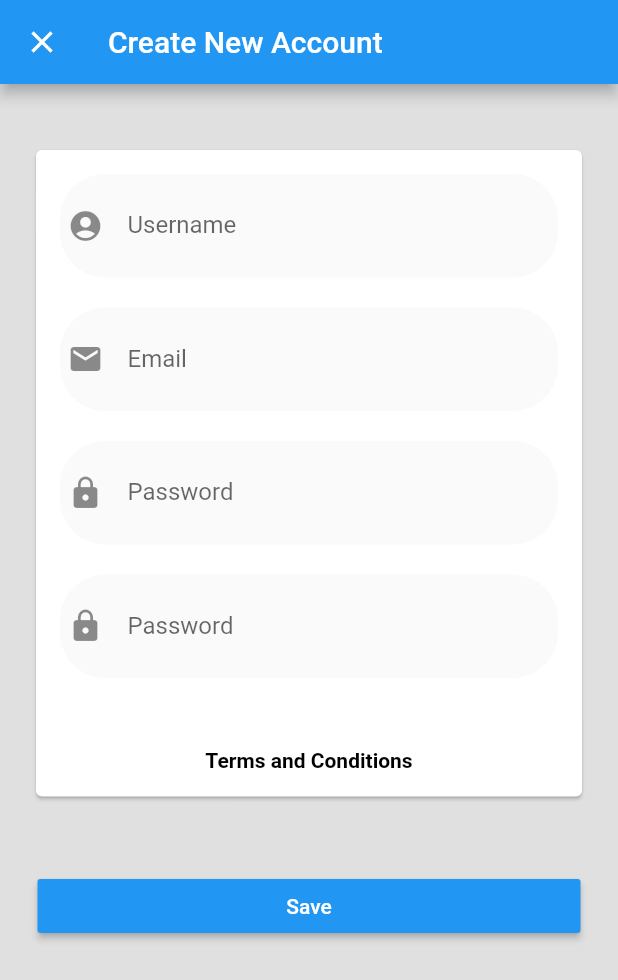
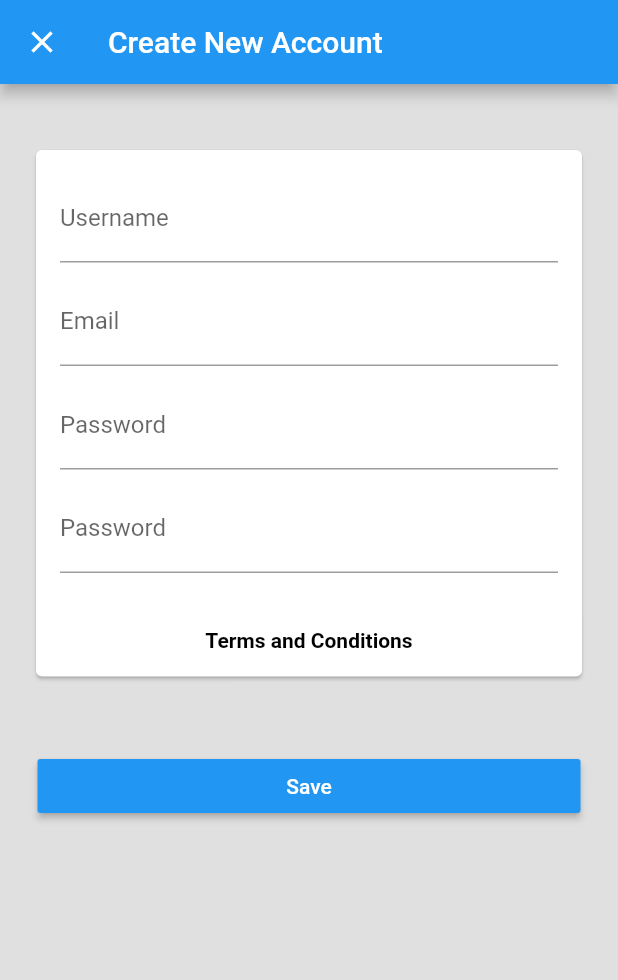
Before and after one commit to rodydavis/flutter_login, a Flutter app: the screen it shows after launch, after a tap on "Login", after a tap on "Create Account", on a phone screen of 412 x 824 dp. Shown: the top 980 px of the screen. Run offline on Flutter 3.47's test engine with Material 2 defaults, Android fonts, the phone set to English and light mode, and no system bars; our stand-ins replace local_auth, shared_preferences.

Commit message:
Updated Example

```diff
--- a/lib/main.dart
+++ b/lib/main.dart
@@ -28,17 +28,17 @@ class LoginPageState extends State<LoginPage> {
   bool _usePinCode = false;
 
   bool autovalidate = false;
-   void _handleSubmitted() {
+  void _handleSubmitted() {
     final FormState form = formKey.currentState;
     if (!form.validate()) {
       autovalidate = true; // Start validating on every change.
       showInSnackBar('Please fix the errors in red before submitting.');
-        setState(() {
+      setState(() {
         globals.isLoggedIn = false;
       });
     } else {
       form.save();
-       _performLogin();
+      _performLogin();
     }
   }
 
@@ -286,30 +286,26 @@ class LoginPageState extends State<LoginPage> {
                         key: formKey,
                         child: new Column(
                           children: [
-                            new InputField(
-                              name: 'Username',
-                              hintText: 'Username or Email',
-                              textInputType: TextInputType.emailAddress,
-                              onEmpty: 'Username Required',
-                              icon: Icons.account_circle,
+                            new TextFormField(
+                              decoration:
+                                  new InputDecoration(labelText: 'Username'),
+                              validator: (val) =>
+                                  val.length < 1 ? 'Username Required' : null,
+                              onSaved: (val) => _username = val,
                               obscureText: false,
-                               onSaved: (String value) {
-                                _username = value;
-                              },
+                              keyboardType: TextInputType.text,
+                              autocorrect: false,
                             ),
-                            new Container(
-                              height: 10.0,
-                            ),
-                            new InputField(
-                              name: 'Password',
-                              hintText: 'Enter Password Here',
-                              textInputType: TextInputType.text,
-                              onEmpty: 'Password Required',
-                              icon: Icons.lock,
+                            new Container(height: 10.0),
+                            new TextFormField(
+                              decoration:
+                                  new InputDecoration(labelText: 'Password'),
+                              validator: (val) =>
+                                  val.length < 1 ? 'Password Required' : null,
+                              onSaved: (val) => _password = val,
                               obscureText: true,
-                               onSaved: (String value) {
-                                _password = value;
-                              },
+                              keyboardType: TextInputType.text,
+                              autocorrect: false,
                             ),
                             new Container(height: 5.0),
                           ],
@@ -330,8 +326,10 @@ class LoginPageState extends State<LoginPage> {
                       child: new RaisedButton(
                         color: Colors.blue,
                         onPressed: _handleSubmitted,
-                        child: new Text('Login',
-                        style: new TextStyle(color: Colors.white),),
+                        child: new Text(
+                          'Login',
+                          style: new TextStyle(color: Colors.white),
+                        ),
                       ),
                     ),
                   ),
@@ -379,8 +377,6 @@ class NewAccountPageState extends State<NewAccountPage> {
   String _email;
   String _password;
 
-
-
   void openTermsAndConditions() {
     Navigator.of(context).push(new MaterialPageRoute<Null>(
         builder: (BuildContext context) {
@@ -389,9 +385,8 @@ class NewAccountPageState extends State<NewAccountPage> {
         fullscreenDialog: true));
   }
 
-
   bool autovalidate = false;
-   void _handleSubmitted() {
+  void _handleSubmitted() {
     final FormState form = formKey.currentState;
     if (!form.validate()) {
       autovalidate = true; // Start validating on every change.
@@ -434,58 +429,52 @@ class NewAccountPageState extends State<NewAccountPage> {
                         key: formKey,
                         child: new Column(
                           children: [
-                            new InputField(
-                              name: 'Username',
-                              hintText: 'Username or Email',
-                              textInputType: TextInputType.emailAddress,
-                              onEmpty: 'Username Required',
-                              icon: Icons.account_circle,
+                            new TextFormField(
+                              decoration:
+                                  new InputDecoration(labelText: 'Username'),
+                              validator: (val) =>
+                                  val.length < 1 ? 'Username Required' : null,
+                              onSaved: (val) => _username = val,
                               obscureText: false,
-                              onSaved: (String value) {
-                                _username = value;
-                              },
+                              keyboardType: TextInputType.text,
+                              autocorrect: false,
                             ),
                             new Container(
                               height: 10.0,
                             ),
-                            new InputField(
-                              name: 'Email',
-                              hintText: 'Email a new Email',
-                              textInputType: TextInputType.emailAddress,
-                              onEmpty: 'Email Required',
-                              icon: Icons.email,
-                              obscureText: false,
-                              onSaved: (String value) {
-                                _email = value;
-                              },
+                            new TextFormField(
+                              decoration:
+                                  new InputDecoration(labelText: 'Email'),
+                              validator: (val) =>
+                                  val.length < 1 ? 'Email Required' : null,
+                              onSaved: (val) => _email = val,
+                              obscureText: true,
+                              keyboardType: TextInputType.emailAddress,
+                              autocorrect: false,
+                            ),
+                            new Container(height: 10.0),
+                            new TextFormField(
+                              decoration:
+                                  new InputDecoration(labelText: 'Password'),
+                              validator: (val) =>
+                                  val.length < 1 ? 'Password Required' : null,
+                              onSaved: (val) => _password = val,
+                              obscureText: true,
+                              keyboardType: TextInputType.text,
+                              autocorrect: false,
                             ),
                             new Container(
                               height: 10.0,
                             ),
-                            new InputField(
-                              name: 'Password',
-                              hintText: 'Enter a new Password',
-                              textInputType: TextInputType.text,
-                              onEmpty: 'Password Required',
-                              icon: Icons.lock,
+                            new TextFormField(
+                              decoration:
+                                  new InputDecoration(labelText: 'Password'),
+                              validator: (val) =>
+                                  val.length < 1 ? 'Password Required' : null,
+                              onSaved: (val) => _password = val,
                               obscureText: true,
-                              onSaved: (String value) {
-                                _password = value;
-                              },
-                            ),
-                            new Container(
-                              height: 10.0,
-                            ),
-                            new InputField(
-                              name: 'Password',
-                              hintText: 'Verify the new Password',
-                              textInputType: TextInputType.text,
-                              onEmpty: 'Password Required',
-                              icon: Icons.lock,
-                              obscureText: true,
-                               onSaved: (String value) {
-                                _password = value;
-                              },
+                              keyboardType: TextInputType.text,
+                              autocorrect: false,
                             ),
                             new Container(height: 5.0),
                           ],
```
Also changed, not shown: pubspec.lock.
